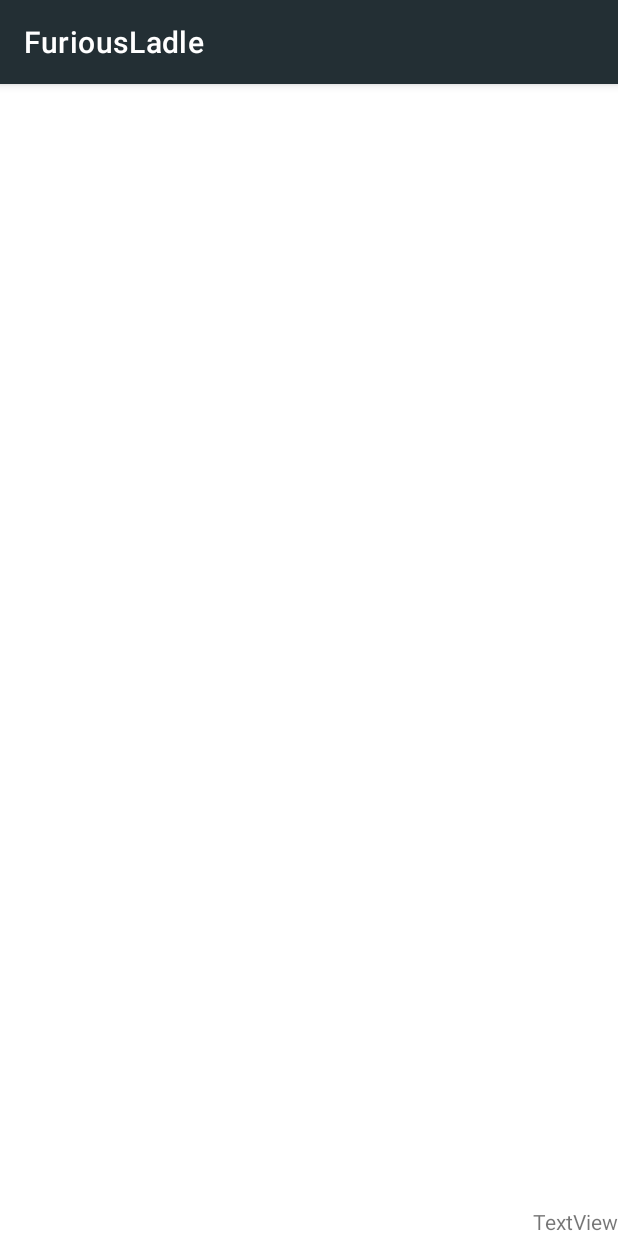
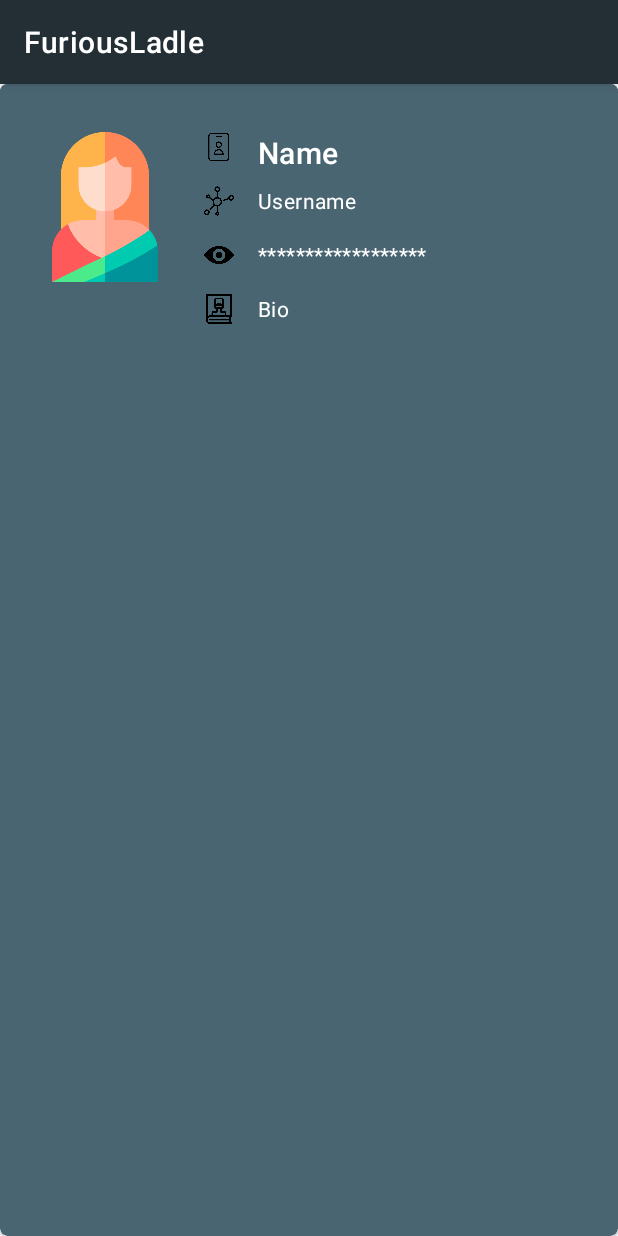
Before and after one commit to margkollar/FuriousLadle, an Android app: the Profile screen opened directly, with no data from a screen before it, on a phone screen of 412 x 824 dp. Run offline under Robolectric (Android 15) with nearby library versions, the phone set to English and light mode, and no system bars.

Commit message:
profile info

```diff
--- a/app/src/main/res/layout/activity_profile.xml
+++ b/app/src/main/res/layout/activity_profile.xml
@@ -1,18 +1,156 @@
 <?xml version="1.0" encoding="utf-8"?>
-<androidx.constraintlayout.widget.ConstraintLayout xmlns:android="http://schemas.android.com/apk/res/android"
+<com.google.android.material.card.MaterialCardView xmlns:android="http://schemas.android.com/apk/res/android"
     xmlns:app="http://schemas.android.com/apk/res-auto"
-    xmlns:tools="http://schemas.android.com/tools"
+    android:id="@+id/profile_card"
     android:layout_width="match_parent"
     android:layout_height="match_parent"
-    tools:context=".Profile">
+    android:checkable="true"
+    android:clickable="true"
+    android:focusable="true"
+    app:cardBackgroundColor="@color/appbar"
+    app:cardCornerRadius="5dp"
+    app:layout_constraintBottom_toTopOf="parent"
+    app:layout_constraintLeft_toLeftOf="parent"
+    app:layout_constraintRight_toRightOf="parent">
 
-    <TextView
-        android:id="@+id/user"
-        android:layout_width="wrap_content"
+
+    <androidx.constraintlayout.widget.ConstraintLayout
+        android:layout_width="match_parent"
         android:layout_height="wrap_content"
-        android:text="TextView"
-        tools:layout_editor_absoluteX="179dp"
-        tools:layout_editor_absoluteY="356dp"
-        app:layout_constraintBottom_toBottomOf="parent"
-        app:layout_constraintRight_toRightOf="parent"/>
-</androidx.constraintlayout.widget.ConstraintLayout>
+        android:background="@color/appbar"
+        android:backgroundTint="@color/appbar"
+        android:hapticFeedbackEnabled="false"
+        android:orientation="vertical"
+        android:padding="16dp">
+
+        <!-- Media -->
+
+
+        <ImageView
+            android:id="@+id/holder_img"
+            android:layout_width="100dp"
+            android:layout_height="100dp"
+            android:layout_marginLeft="4dp"
+            android:layout_marginTop="@dimen/dp16"
+            android:backgroundTint="@color/appbar"
+            android:outlineAmbientShadowColor="@color/title"
+            android:scaleType="centerCrop"
+            android:src="@drawable/user_icon"
+            app:layout_constraintTop_toTopOf="parent"
+            app:layout_constraintLeft_toLeftOf="parent" />
+        <ImageView
+            android:id="@+id/name_icon"
+            android:layout_width="20dp"
+            android:layout_height="20dp"
+            android:layout_marginTop="@dimen/dp16"
+            android:layout_marginLeft="@dimen/dp16"
+            android:backgroundTint="@color/appbar"
+            android:outlineAmbientShadowColor="@color/title"
+            android:scaleType="centerCrop"
+            android:src="@drawable/name"
+            app:layout_constraintTop_toTopOf="parent"
+            app:layout_constraintLeft_toRightOf="@id/holder_img"/>
+        <ImageView
+            android:id="@+id/user_icon"
+            android:layout_width="20dp"
+            android:layout_height="20dp"
+            android:layout_marginTop="@dimen/dp16"
+            android:layout_marginLeft="@dimen/dp16"
+            android:backgroundTint="@color/appbar"
+            android:outlineAmbientShadowColor="@color/title"
+            android:scaleType="centerCrop"
+            android:src="@drawable/username"
+            app:layout_constraintTop_toBottomOf="@id/name_icon"
+            app:layout_constraintLeft_toRightOf="@id/holder_img"/>
+        <ImageView
+            android:id="@+id/pass_icon"
+            android:layout_width="20dp"
+            android:layout_height="20dp"
+            android:layout_marginTop="@dimen/dp16"
+            android:layout_marginLeft="@dimen/dp16"
+            android:backgroundTint="@color/appbar"
+            android:outlineAmbientShadowColor="@color/title"
+            android:scaleType="centerCrop"
+            android:src="@drawable/eye"
+            app:layout_constraintTop_toBottomOf="@id/user_icon"
+            app:layout_constraintLeft_toRightOf="@id/holder_img"/>
+        <ImageView
+            android:id="@+id/bio_icon"
+            android:layout_width="20dp"
+            android:layout_height="20dp"
+            android:layout_marginTop="@dimen/dp16"
+            android:layout_marginLeft="@dimen/dp16"
+            android:backgroundTint="@color/appbar"
+            android:outlineAmbientShadowColor="@color/title"
+            android:scaleType="centerCrop"
+            android:src="@drawable/bio"
+            app:layout_constraintTop_toBottomOf="@id/pass_icon"
+            app:layout_constraintLeft_toRightOf="@id/holder_img"/>
+
+        <TextView
+            android:id="@+id/name"
+            android:layout_width="wrap_content"
+            android:layout_height="wrap_content"
+            android:layout_marginTop="@dimen/dp16"
+            android:layout_marginLeft="@dimen/dp16"
+            android:background="@color/appbar"
+            android:text="Name"
+            android:textAppearance="?attr/textAppearanceHeadline6"
+            android:textColor="@color/white"
+            app:layout_constraintTop_toTopOf="parent"
+            app:layout_constraintLeft_toRightOf="@id/name_icon"
+            />
+
+        <TextView
+            android:id="@+id/username"
+            android:layout_width="wrap_content"
+            android:layout_height="wrap_content"
+            android:layout_marginTop="@dimen/dp16"
+            android:layout_marginLeft="@dimen/dp16"
+            android:backgroundTint="@color/appbar"
+            android:ellipsize="end"
+            android:maxLines="4"
+            android:text="Username"
+            android:textAppearance="?attr/textAppearanceBody2"
+            android:textColor="@color/white"
+            app:layout_constraintTop_toBottomOf="@id/name_icon"
+            app:layout_constraintLeft_toRightOf="@id/user_icon"
+            />
+
+        <TextView
+
+            android:id="@+id/password"
+            android:layout_width="wrap_content"
+            android:layout_height="wrap_content"
+            android:layout_marginTop="@dimen/dp16"
+            android:layout_marginLeft="@dimen/dp16"
+            android:backgroundTint="@color/appbar"
+            android:text="******************"
+            android:textAppearance="?attr/textAppearanceBody2"
+            android:textColor="@color/white"
+            app:layout_constraintTop_toBottomOf="@id/user_icon"
+            app:layout_constraintLeft_toRightOf="@id/pass_icon"
+            />
+
+
+        <TextView
+            android:id="@+id/bio"
+            android:layout_width="wrap_content"
+            android:layout_height="wrap_content"
+            android:layout_marginTop="@dimen/dp16"
+            android:layout_marginLeft="@dimen/dp16"
+            android:backgroundTint="@color/appbar"
+            android:ellipsize="end"
+            android:maxLines="4"
+            android:text="Bio"
+            android:textAppearance="?attr/textAppearanceBody2"
+            android:textColor="@color/white"
+            app:layout_constraintTop_toBottomOf="@id/pass_icon"
+            app:layout_constraintLeft_toRightOf="@id/bio_icon"
+            />
+
+
+    </androidx.constraintlayout.widget.ConstraintLayout>
+
+
+</com.google.android.material.card.MaterialCardView>
```
Also changed, not shown: app/src/main/res/drawable/bio.png (added), app/src/main/res/drawable/eye.png (added), app/src/main/res/drawable/name.png (added), app/src/main/res/drawable/user_icon.png (added), app/src/main/res/drawable/username.png (added).
